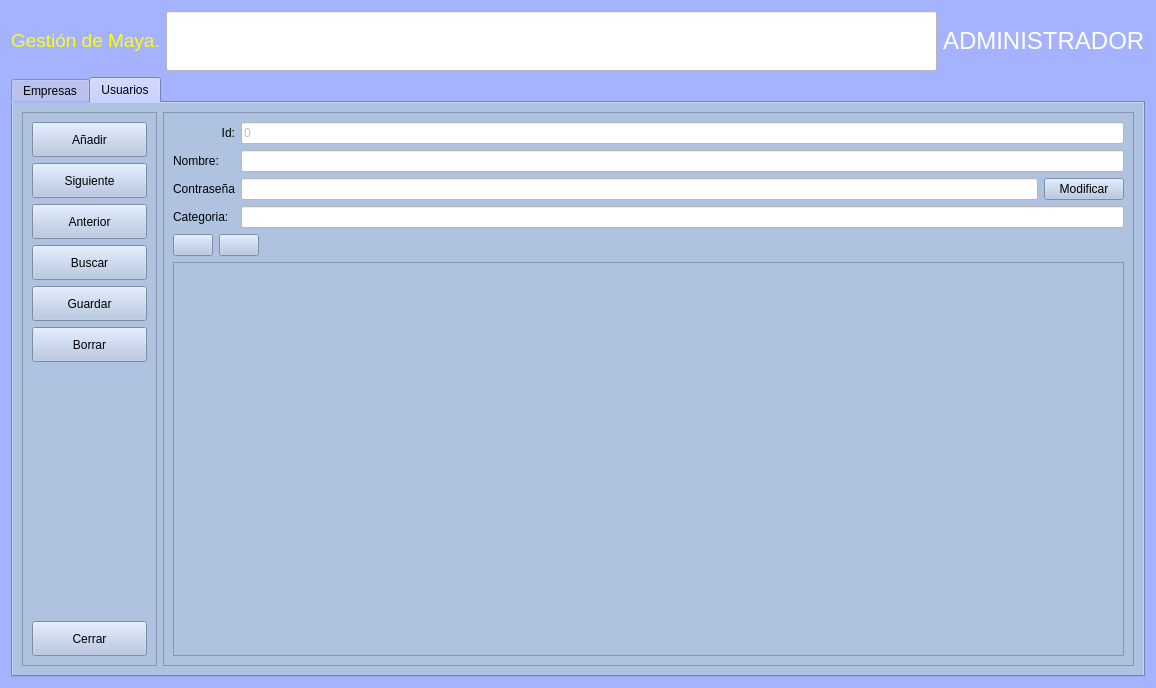
arcnexus/RedFoX, file Zona_Administrador/frmempresas.ui: the form before one commit.
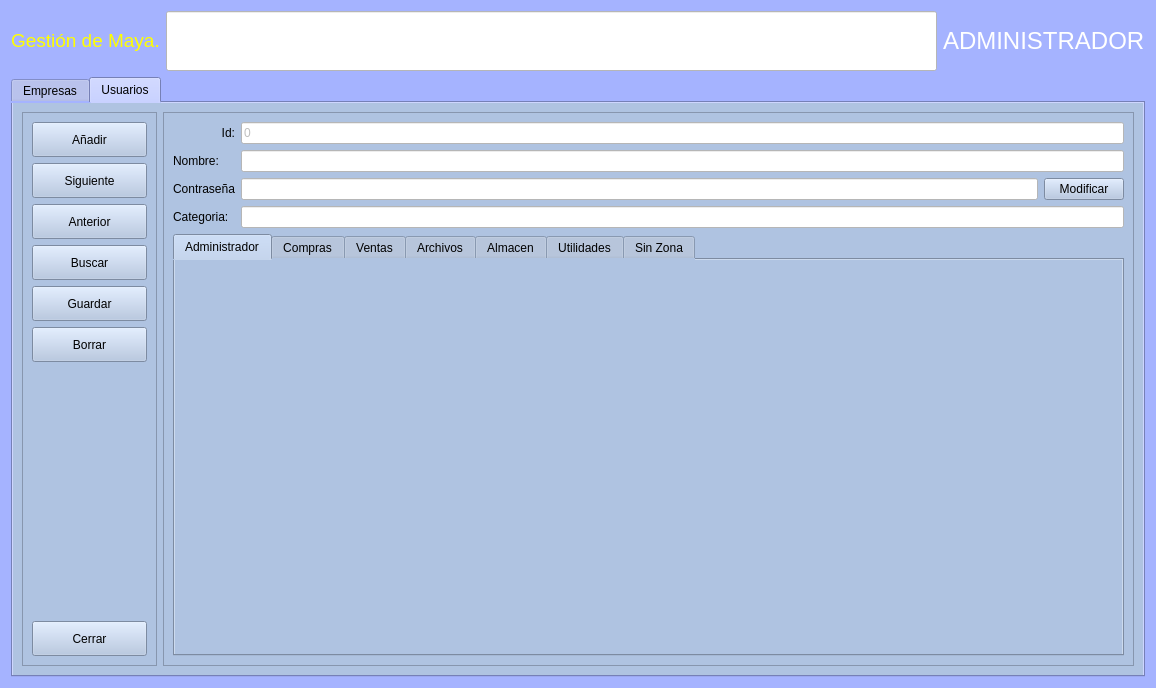
The form after the commit. Icons and pictures are not drawn.

The edit to the form file:
```diff
--- a/Zona_Administrador/frmempresas.ui
+++ b/Zona_Administrador/frmempresas.ui
@@ -1968,6 +1968,72 @@
             </property>
            </widget>
           </item>
+          <item row="3" column="1">
+           <widget class="QLineEdit" name="txt_categoria_user">
+            <property name="styleSheet">
+             <string notr="true">background-color: rgb(255, 255, 255);</string>
+            </property>
+           </widget>
+          </item>
+          <item row="4" column="0" colspan="2">
+           <widget class="QTabWidget" name="tabWidget_2">
+            <property name="currentIndex">
+             <number>0</number>
+            </property>
+            <widget class="QWidget" name="tab_admin">
+             <attribute name="title">
+              <string>Administrador</string>
+             </attribute>
+            </widget>
+            <widget class="QWidget" name="tab_compras">
+             <attribute name="title">
+              <string>Compras</string>
+             </attribute>
+            </widget>
+            <widget class="QWidget" name="tab_ventas">
+             <attribute name="title">
+              <string>Ventas</string>
+             </attribute>
+            </widget>
+            <widget class="QWidget" name="tab_archivos">
+             <attribute name="title">
+              <string>Archivos</string>
+             </attribute>
+            </widget>
+            <widget class="QWidget" name="tab_almacen">
+             <attribute name="title">
+              <string>Almacen</string>
+             </attribute>
+            </widget>
+            <widget class="QWidget" name="tab_utils">
+             <attribute name="title">
+              <string>Utilidades</string>
+             </attribute>
+            </widget>
+            <widget class="QWidget" name="tab_noZone">
+             <attribute name="title">
+              <string>Sin Zona</string>
+             </attribute>
+            </widget>
+           </widget>
+          </item>
+          <item row="0" column="0">
+           <widget class="QLabel" name="label_38">
+            <property name="text">
+             <string>Id:</string>
+            </property>
+            <property name="alignment">
+             <set>Qt::AlignRight|Qt::AlignTrailing|Qt::AlignVCenter</set>
+            </property>
+           </widget>
+          </item>
+          <item row="2" column="0">
+           <widget class="QLabel" name="label_39">
+            <property name="text">
+             <string>Contraseña</string>
+            </property>
+           </widget>
+          </item>
           <item row="1" column="0">
            <widget class="QLabel" name="label_12">
             <property name="text">
@@ -2017,55 +2083,6 @@
             </property>
            </widget>
           </item>
-          <item row="3" column="1">
-           <widget class="QLineEdit" name="txt_categoria_user">
-            <property name="styleSheet">
-             <string notr="true">background-color: rgb(255, 255, 255);</string>
-            </property>
-           </widget>
-          </item>
-          <item row="4" column="0" colspan="2">
-           <layout class="QHBoxLayout" name="horizontalLayout_4">
-            <item>
-             <widget class="QPushButton" name="btn_addAcceso">
-              <property name="text">
-               <string/>
-              </property>
-              <property name="icon">
-               <iconset resource="../maya.qrc">
-                <normaloff>:/Icons/PNG/add.png</normaloff>:/Icons/PNG/add.png</iconset>
-              </property>
-             </widget>
-            </item>
-            <item>
-             <widget class="QPushButton" name="btn_quitarAcceso">
-              <property name="text">
-               <string/>
-              </property>
-              <property name="icon">
-               <iconset resource="../maya.qrc">
-                <normaloff>:/Icons/PNG/borrar.png</normaloff>:/Icons/PNG/borrar.png</iconset>
-              </property>
-             </widget>
-            </item>
-            <item>
-             <spacer name="horizontalSpacer_2">
-              <property name="orientation">
-               <enum>Qt::Horizontal</enum>
-              </property>
-              <property name="sizeHint" stdset="0">
-               <size>
-                <width>40</width>
-                <height>20</height>
-               </size>
-              </property>
-             </spacer>
-            </item>
-           </layout>
-          </item>
-          <item row="5" column="0" colspan="2">
-           <widget class="QTableView" name="tabla_accesos"/>
-          </item>
          </layout>
         </widget>
        </item>
```
Left out of the diff: 17 changed lines with no effect on the pictures.
